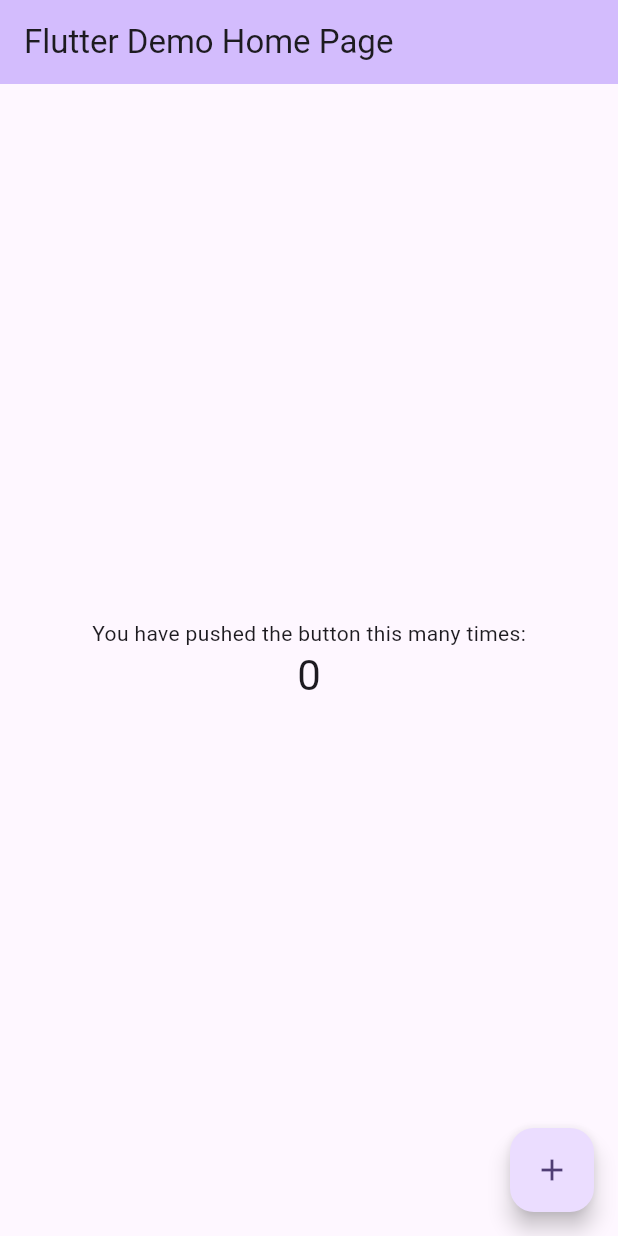
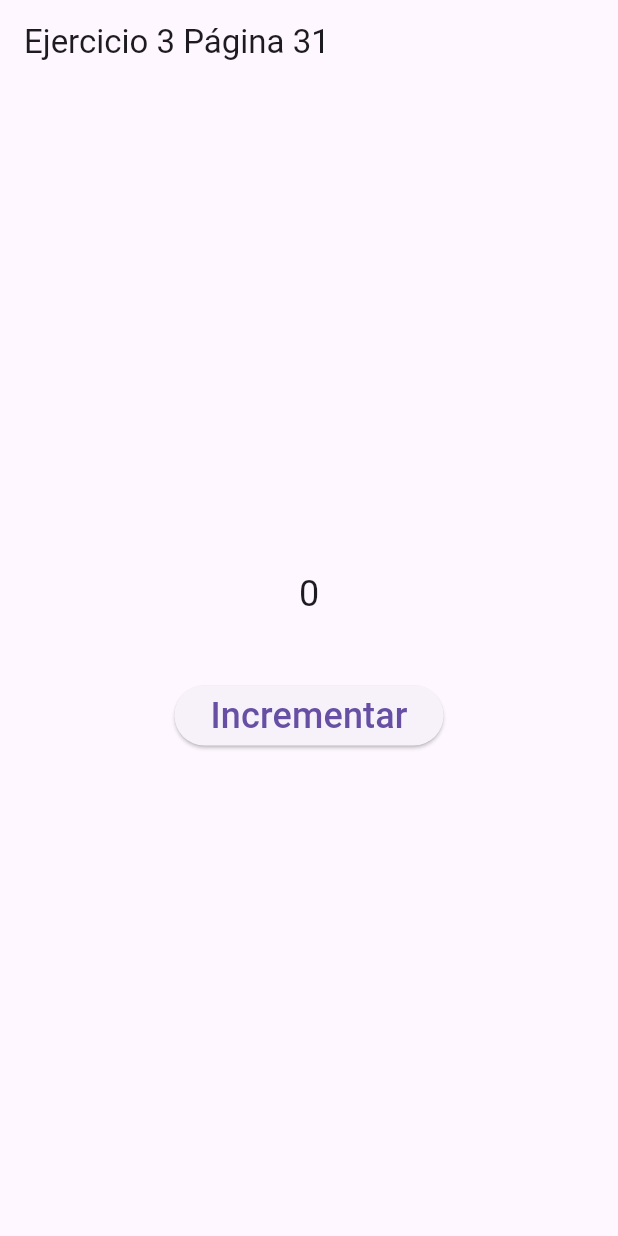
Before and after one commit to estelaV9/DesarrolloInterfaces, a Flutter app: the screen it shows after launch, on a phone screen of 412 x 824 dp. Run offline on Flutter 3.47's test engine with Material 3 defaults, Android fonts, the phone set to English and light mode, and no system bars.

Commit message:
terminar ejercicio 3

```diff
--- a/Tema2_GeneracionInterfacesUsuario/ejer3_contador_boton/lib/main.dart
+++ b/Tema2_GeneracionInterfacesUsuario/ejer3_contador_boton/lib/main.dart
@@ -7,119 +7,60 @@
 class MyApp extends StatelessWidget {
   const MyApp({super.key});
 
-  // This widget is the root of your application.
   @override
   Widget build(BuildContext context) {
     return MaterialApp(
+      debugShowCheckedModeBanner: false, // QUITAR MARCA DEBUG
       title: 'Flutter Demo',
-      theme: ThemeData(
-        // This is the theme of your application.
-        //
-        // TRY THIS: Try running your application with "flutter run". You'll see
-        // the application has a purple toolbar. Then, without quitting the app,
-        // try changing the seedColor in the colorScheme below to Colors.green
-        // and then invoke "hot reload" (save your changes or press the "hot
-        // reload" button in a Flutter-supported IDE, or press "r" if you used
-        // the command line to start the app).
-        //
-        // Notice that the counter didn't reset back to zero; the application
-        // state is not lost during the reload. To reset the state, use hot
-        // restart instead.
-        //
-        // This works for code too, not just values: Most code changes can be
-        // tested with just a hot reload.
-        colorScheme: ColorScheme.fromSeed(seedColor: Colors.deepPurple),
-        useMaterial3: true,
-      ),
-      home: const MyHomePage(title: 'Flutter Demo Home Page'),
+      home: MyStatefulWidget(),
     );
   }
 }
 
-class MyHomePage extends StatefulWidget {
-  const MyHomePage({super.key, required this.title});
-
-  // This widget is the home page of your application. It is stateful, meaning
-  // that it has a State object (defined below) that contains fields that affect
-  // how it looks.
-
-  // This class is the configuration for the state. It holds the values (in this
-  // case the title) provided by the parent (in this case the App widget) and
-  // used by the build method of the State. Fields in a Widget subclass are
-  // always marked "final".
-
-  final String title;
-
+class MyStatefulWidget extends StatefulWidget {
   @override
-  State<MyHomePage> createState() => _MyHomePageState();
+  _MyStatefulWidgetState createState() =>
+      _MyStatefulWidgetState();
 }
 
-class _MyHomePageState extends State<MyHomePage> {
-  int _counter = 0;
 
-  void _incrementCounter() {
+// CREAMOS UNA CLASE QUE EXTIENDE DEL ESTADO DE LA CLASE "MyStatefulWidget"
+class _MyStatefulWidgetState extends State<MyStatefulWidget>{
+  int contador = 0; // ATRIBUTO CONTADOR INICIALIZADO EN 0
+  void incrementarContador(){
     setState(() {
-      // This call to setState tells the Flutter framework that something has
-      // changed in this State, which causes it to rerun the build method below
-      // so that the display can reflect the updated values. If we changed
-      // _counter without calling setState(), then the build method would not be
-      // called again, and so nothing would appear to happen.
-      _counter++;
-    });
-  }
+      contador++; // INCREMENTAMOS EL CONTADOR
+    }); // SETEAMOS EL ESTADO
+  } // METODO PARA INCREMENTAR EL CONTADOR
 
   @override
   Widget build(BuildContext context) {
-    // This method is rerun every time setState is called, for instance as done
-    // by the _incrementCounter method above.
-    //
-    // The Flutter framework has been optimized to make rerunning build methods
-    // fast, so that you can just rebuild anything that needs updating rather
-    // than having to individually change instances of widgets.
     return Scaffold(
       appBar: AppBar(
-        // TRY THIS: Try changing the color here to a specific color (to
-        // Colors.amber, perhaps?) and trigger a hot reload to see the AppBar
-        // change color while the other colors stay the same.
-        backgroundColor: Theme.of(context).colorScheme.inversePrimary,
-        // Here we take the value from the MyHomePage object that was created by
-        // the App.build method, and use it to set our appbar title.
-        title: Text(widget.title),
+        title: Text("Ejercicio 3 Página 31"),
       ),
+
       body: Center(
-        // Center is a layout widget. It takes a single child and positions it
-        // in the middle of the parent.
         child: Column(
-          // Column is also a layout widget. It takes a list of children and
-          // arranges them vertically. By default, it sizes itself to fit its
-          // children horizontally, and tries to be as tall as its parent.
-          //
-          // Column has various properties to control how it sizes itself and
-          // how it positions its children. Here we use mainAxisAlignment to
-          // center the children vertically; the main axis here is the vertical
-          // axis because Columns are vertical (the cross axis would be
-          // horizontal).
-          //
-          // TRY THIS: Invoke "debug painting" (choose the "Toggle Debug Paint"
-          // action in the IDE, or press "p" in the console), to see the
-          // wireframe for each widget.
-          mainAxisAlignment: MainAxisAlignment.center,
-          children: <Widget>[
-            const Text(
-              'You have pushed the button this many times:',
-            ),
-            Text(
-              '$_counter',
-              style: Theme.of(context).textTheme.headlineMedium,
-            ),
+          mainAxisAlignment: MainAxisAlignment.center, // CENTRA LA COLUMNA
+          children: [
+            Text(contador.toString(), style: TextStyle(fontSize: 24)), // TEXTO CON EL VALOR DEL CONTADOR
+
+            // AÑADIR UN MARGEN ENTRE EL TEXTO Y EL BOTON DE 20
+            const Padding(padding: EdgeInsets.only(
+              top: 20,
+              bottom: 20,
+            ),),
+
+            ElevatedButton(
+                onPressed: (){
+                  // SE LLAMA A LA FUNCION INCREMENTAR CUANDO SE PULSA EL BOTON
+                  incrementarContador();
+                }, child: (Text("Incrementar", style: TextStyle(fontSize: 24)))
+            )
           ],
         ),
       ),
-      floatingActionButton: FloatingActionButton(
-        onPressed: _incrementCounter,
-        tooltip: 'Increment',
-        child: const Icon(Icons.add),
-      ), // This trailing comma makes auto-formatting nicer for build methods.
     );
   }
 }
```
